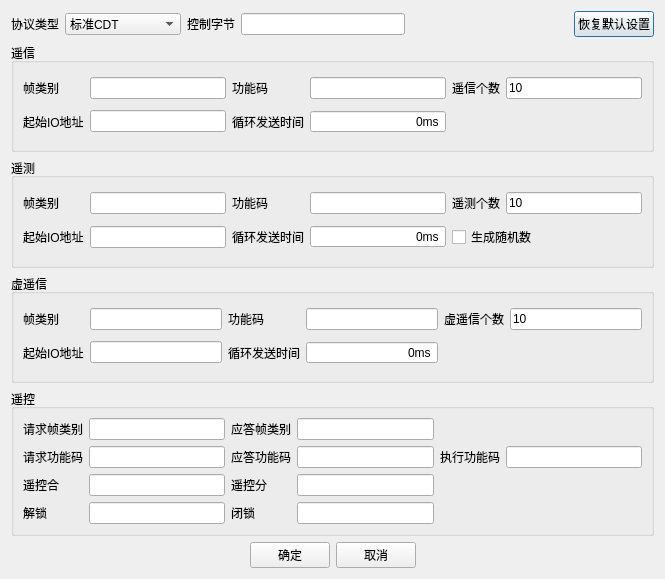
This is CdtTools/ui/cdtsettingdlg.ui in CGinMax/ProtocolTools as Qt 5 draws it before an edit. The edited form follows.
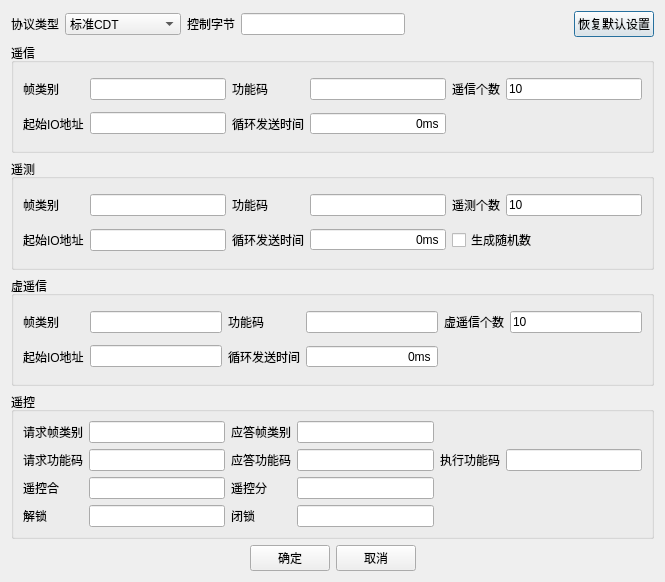
This is the edited form.

Patch:
```diff
--- a/CdtTools/ui/cdtsettingdlg.ui
+++ b/CdtTools/ui/cdtsettingdlg.ui
@@ -7,7 +7,7 @@
     <x>0</x>
     <y>0</y>
     <width>665</width>
-    <height>579</height>
+    <height>582</height>
    </rect>
   </property>
   <property name="windowTitle">
```
Left out of the diff: 2 changed lines with no effect on the pictures.
